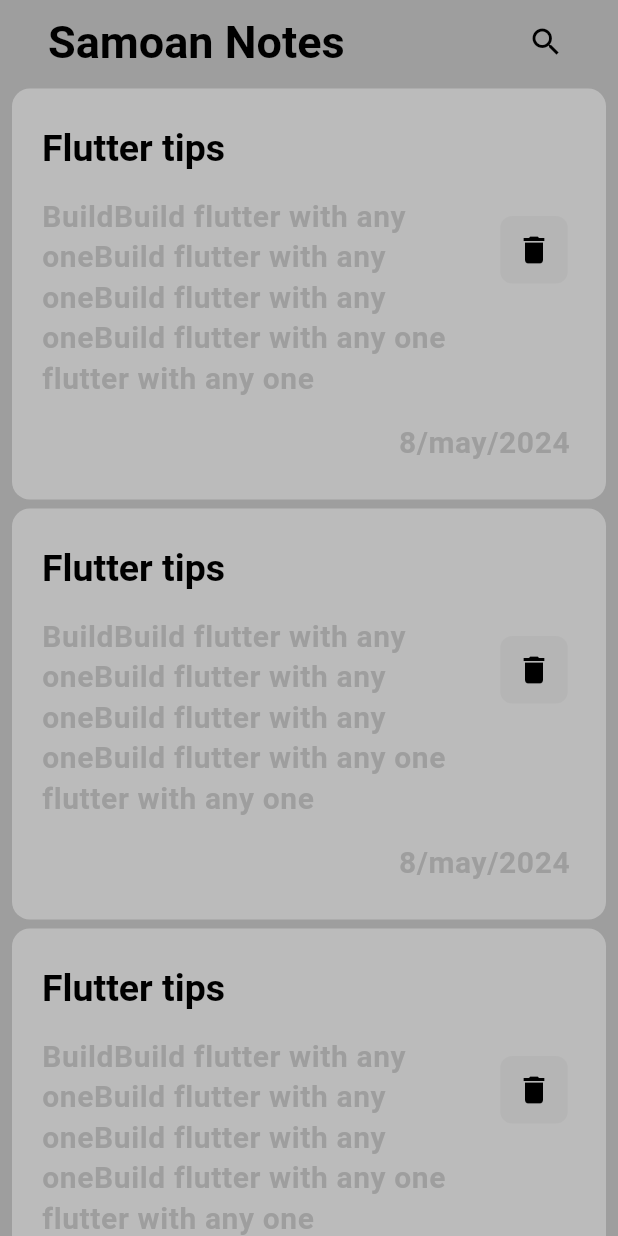
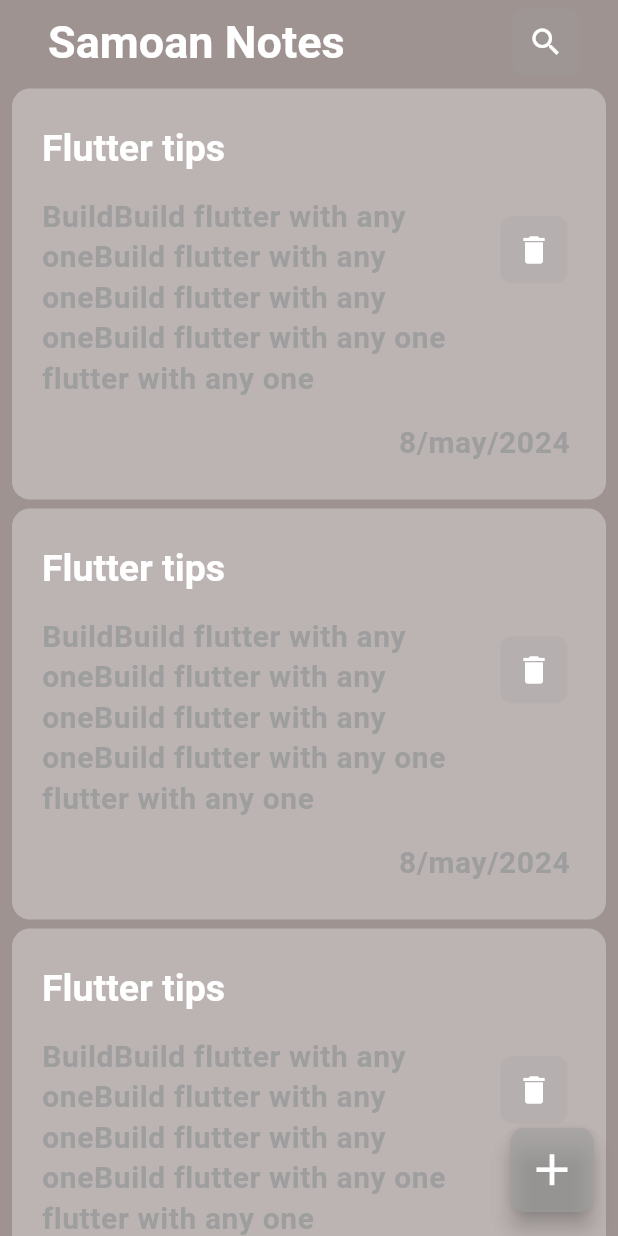
Before and after one commit to abdellahmuhammed/notes_app, a Flutter app: the screen it shows after launch, on a phone screen of 412 x 824 dp. Run offline on Flutter 3.47's test engine with Material 3 defaults, Android fonts, the phone set to English and light mode, and no system bars.

Commit message:
create Floating Action Button

```diff
--- a/lib/Shared/themes.dart
+++ b/lib/Shared/themes.dart
@@ -56,6 +56,7 @@ ThemeData _themData({
     iconTheme: _buildIconThemeData(color: textColor),
     iconButtonTheme: IconButtonThemeData(
       style: ButtonStyle(
+        padding: WidgetStateProperty.all(EdgeInsets.zero),
         backgroundColor: WidgetStateProperty.all(kPrimaryColor.withOpacity(.2)),
         foregroundColor: WidgetStateProperty.all(textColor),
         // child color
@@ -151,8 +152,8 @@ ThemeData _themData({
     ),
     floatingActionButtonTheme: FloatingActionButtonThemeData(
       iconSize: 35,
-      backgroundColor: textColor.withOpacity(.5),
-      foregroundColor: backgroundColor,
+      backgroundColor: kPrimaryColor.withOpacity(.6 ),
+      foregroundColor: textColor,
       shape: RoundedRectangleBorder(
         borderRadius: BorderRadius.circular(10),
       ),
@@ -188,5 +189,6 @@ _buildIconThemeData({required Color color, double size = 30}) {
   return IconThemeData(
     color: color,
     size: size,
+
   );
 }
--- a/lib/Views/NotesView.dart
+++ b/lib/Views/NotesView.dart
@@ -10,6 +10,7 @@ class NotesView extends StatelessWidget {
   Widget build(BuildContext context) {
     return Scaffold(
       appBar: noteAppBar(),
+      floatingActionButton: FloatingActionButton(onPressed: (){}, child:const Icon(Icons.add),),
       body: const NoteViewBody(),
     );
   }
--- a/lib/main.dart
+++ b/lib/main.dart
@@ -15,7 +15,7 @@ class NotesApp extends StatelessWidget {
   Widget build(BuildContext context) {
     return MaterialApp(
       debugShowCheckedModeBanner: false,
-      theme: lightThem(),
+      theme: darkThem(),
       routes: {
         NotesView.id : (context)=> const NotesView()
       },
```
